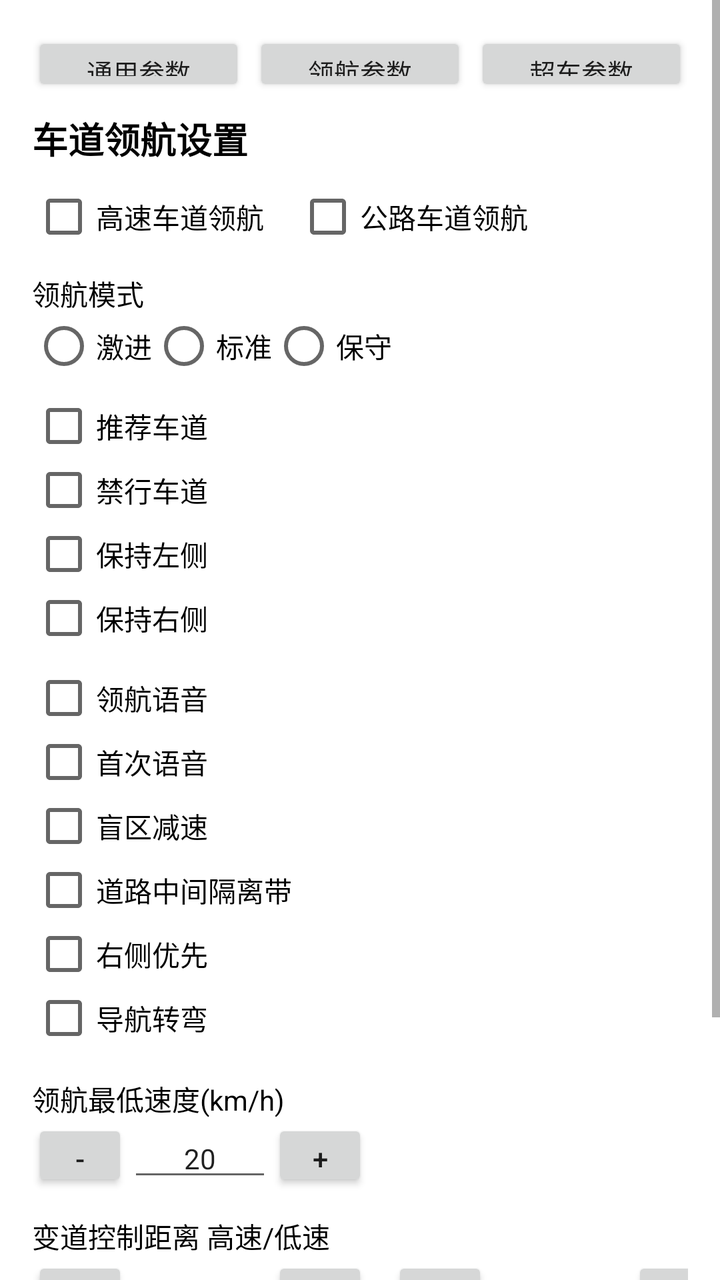
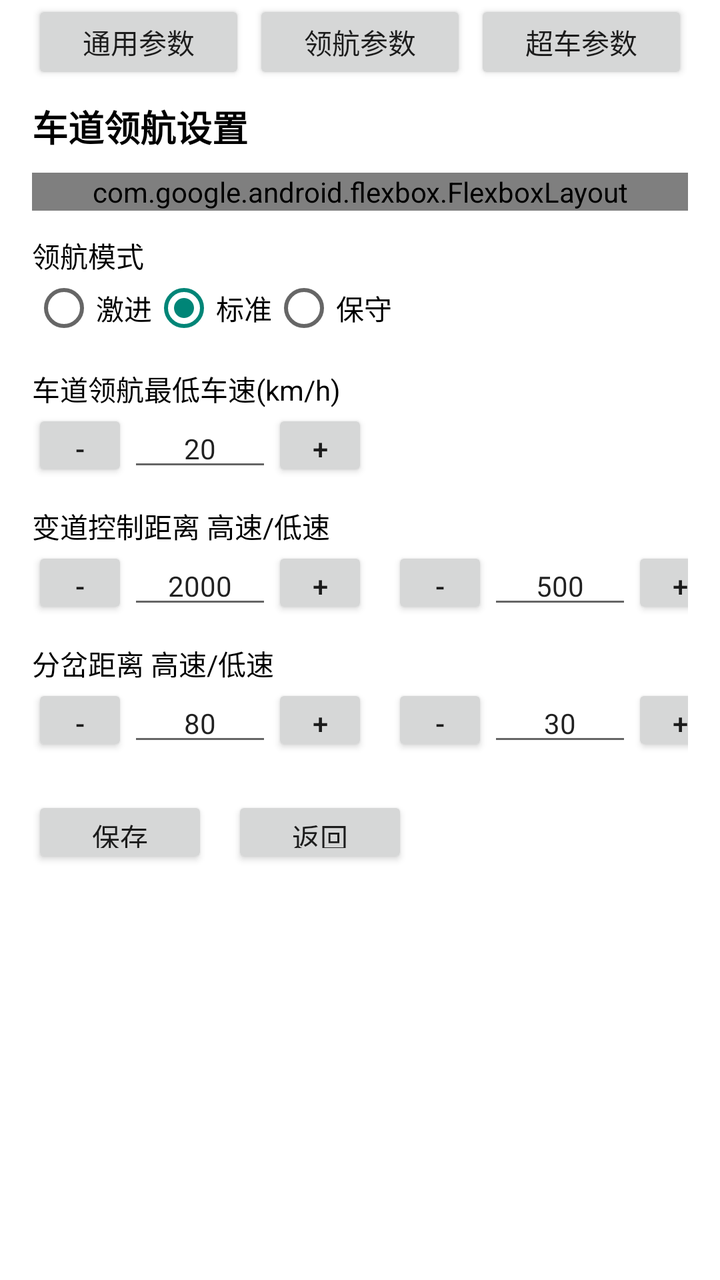

Screens rendered from an Android XML layout before and after an edit, with the pre-edit source and the edit as a unified diff.
<!-- AndroidManifest.xml: activity theme Theme.AppCompat.Light.NoActionBar -->
<!-- res/layout/activity_nav_setting.xml -->
<?xml version="1.0" encoding="utf-8"?>
<ScrollView xmlns:android="http://schemas.android.com/apk/res/android"
    android:layout_width="match_parent"
    android:layout_height="match_parent"
    android:background="#FFFFFF">

    <LinearLayout
        android:layout_width="match_parent"
        android:layout_height="wrap_content"
        android:orientation="vertical"
        android:padding="16dp">

        
        <LinearLayout
            android:layout_width="match_parent"
            android:layout_height="wrap_content"
            android:orientation="horizontal"
            android:layout_marginBottom="8dp">

            <Button
                android:id="@+id/btnGotoGeneral"
                android:layout_width="0dp"
                android:layout_height="32dp"
                android:layout_weight="1"
                android:minHeight="0dp"
                android:minWidth="0dp"
                android:text="通用参数"
                android:textSize="13sp" />

            <Button
                android:id="@+id/btnGotoNav"
                android:layout_width="0dp"
                android:layout_height="32dp"
                android:layout_weight="1"
                android:layout_marginStart="4dp"
                android:minHeight="0dp"
                android:minWidth="0dp"
                android:text="领航参数"
                android:textSize="13sp" />

            <Button
                android:id="@+id/btnGotoOvertake"
                android:layout_width="0dp"
                android:layout_height="32dp"
                android:layout_weight="1"
                android:layout_marginStart="4dp"
                android:minHeight="0dp"
                android:minWidth="0dp"
                android:text="超车参数"
                android:textSize="13sp" />
        </LinearLayout>

        <TextView
            android:layout_width="wrap_content"
            android:layout_height="wrap_content"
            android:text="车道领航设置"
            android:textSize="18sp"
            android:textStyle="bold"
            android:textColor="#000000" />

        <LinearLayout
            android:layout_width="match_parent"
            android:layout_height="wrap_content"
            android:layout_marginTop="10dp"
            android:orientation="horizontal">

            <CheckBox
                android:id="@+id/cbNavSettingAppNavi"
                android:layout_width="wrap_content"
                android:layout_height="wrap_content"
                android:text="高速车道领航"
                android:textSize="14sp"
                android:textColor="#000000"
                android:padding="0dp" />

            <CheckBox
                android:id="@+id/cbNavSettingAppRoadNavi"
                android:layout_width="wrap_content"
                android:layout_height="wrap_content"
                android:layout_marginStart="16dp"
                android:text="公路车道领航"
                android:textSize="14sp"
                android:textColor="#000000"
                android:padding="0dp" />
        </LinearLayout>

        <TextView
            android:layout_width="wrap_content"
            android:layout_height="wrap_content"
            android:layout_marginTop="12dp"
            android:text="领航模式"
            android:textSize="14sp"
            android:textColor="#000000" />

        <RadioGroup
            android:id="@+id/rgNavSettingMode"
            android:layout_width="match_parent"
            android:layout_height="wrap_content"
            android:orientation="horizontal">

            <RadioButton
                android:id="@+id/rbNavSettingFastMode"
                android:layout_width="wrap_content"
                android:layout_height="wrap_content"
                android:text="激进"
                android:textSize="14sp"
                android:textColor="#000000" />

            <RadioButton
                android:id="@+id/rbNavSettingNormalMode"
                android:layout_width="wrap_content"
                android:layout_height="wrap_content"
                android:text="标准"
                android:textSize="14sp"
                android:textColor="#000000" />

            <RadioButton
                android:id="@+id/rbNavSettingSlowMode"
                android:layout_width="wrap_content"
                android:layout_height="wrap_content"
                android:text="保守"
                android:textSize="14sp"
                android:textColor="#000000" />
        </RadioGroup>

        <CheckBox
            android:id="@+id/cbNavSettingSuggestLane"
            android:layout_width="wrap_content"
            android:layout_height="wrap_content"
            android:layout_marginTop="8dp"
            android:text="推荐车道"
            android:textSize="14sp"
            android:textColor="#000000"
            android:padding="0dp" />

        <CheckBox
            android:id="@+id/cbNavSettingDisLane"
            android:layout_width="wrap_content"
            android:layout_height="wrap_content"
            android:text="禁行车道"
            android:textSize="14sp"
            android:textColor="#000000"
            android:padding="0dp" />

        <CheckBox
            android:id="@+id/cbNavSettingKeepLeft"
            android:layout_width="wrap_content"
            android:layout_height="wrap_content"
            android:text="保持左侧"
            android:textSize="14sp"
            android:textColor="#000000"
            android:padding="0dp" />

        <CheckBox
            android:id="@+id/cbNavSettingKeepRight"
            android:layout_width="wrap_content"
            android:layout_height="wrap_content"
            android:text="保持右侧"
            android:textSize="14sp"
            android:textColor="#000000"
            android:padding="0dp" />

        <CheckBox
            android:id="@+id/cbNavSettingSpeak"
            android:layout_width="wrap_content"
            android:layout_height="wrap_content"
            android:layout_marginTop="8dp"
            android:text="领航语音"
            android:textSize="14sp"
            android:textColor="#000000"
            android:padding="0dp" />

        <CheckBox
            android:id="@+id/cbNavSettingSpeakFirst"
            android:layout_width="wrap_content"
            android:layout_height="wrap_content"
            android:text="首次语音"
            android:textSize="14sp"
            android:textColor="#000000"
            android:padding="0dp" />

        <CheckBox
            android:id="@+id/cbNavSettingBlindDecSpeed"
            android:layout_width="wrap_content"
            android:layout_height="wrap_content"
            android:text="盲区减速"
            android:textSize="14sp"
            android:textColor="#000000"
            android:padding="0dp" />

        <CheckBox
            android:id="@+id/cbNavSettingRoadMedian"
            android:layout_width="wrap_content"
            android:layout_height="wrap_content"
            android:text="道路中间隔离带"
            android:textSize="14sp"
            android:textColor="#000000"
            android:padding="0dp" />

        <CheckBox
            android:id="@+id/cbNavSettingRightFirst"
            android:layout_width="wrap_content"
            android:layout_height="wrap_content"
            android:text="右侧优先"
            android:textSize="14sp"
            android:textColor="#000000"
            android:padding="0dp" />

        <CheckBox
            android:id="@+id/cbNavSettingNavTurn"
            android:layout_width="wrap_content"
            android:layout_height="wrap_content"
            android:text="导航转弯"
            android:textSize="14sp"
            android:textColor="#000000"
            android:padding="0dp" />

        <TextView
            android:layout_width="wrap_content"
            android:layout_height="wrap_content"
            android:layout_marginTop="14dp"
            android:text="领航最低速度(km/h)"
            android:textSize="14sp"
            android:textColor="#000000" />

        <LinearLayout
            android:layout_width="wrap_content"
            android:layout_height="wrap_content"
            android:orientation="horizontal">

            <Button
                android:id="@+id/btnMinusNaviMinSpeed"
                android:layout_width="48dp"
                android:layout_height="36dp"
                android:text="-"
                android:textSize="14sp" />

            <EditText
                android:id="@+id/etNavNaviMinSpeed"
                android:layout_width="72dp"
                android:layout_height="36dp"
                android:inputType="number"
                android:gravity="center"
                android:text="20"
                android:textSize="14sp" />

            <Button
                android:id="@+id/btnPlusNaviMinSpeed"
                android:layout_width="48dp"
                android:layout_height="36dp"
                android:text="+"
                android:textSize="14sp" />
        </LinearLayout>

        <TextView
            android:layout_width="wrap_content"
            android:layout_height="wrap_content"
            android:layout_marginTop="12dp"
            android:text="变道控制距离 高速/低速"
            android:textSize="14sp"
            android:textColor="#000000" />

        <LinearLayout
            android:layout_width="wrap_content"
            android:layout_height="wrap_content"
            android:orientation="horizontal">

            <Button
                android:id="@+id/btnMinusAtcDistH"
                android:layout_width="48dp"
                android:layout_height="36dp"
                android:text="-"
                android:textSize="14sp" />

            <EditText
                android:id="@+id/etNavAtcDistH"
                android:layout_width="72dp"
                android:layout_height="36dp"
                android:inputType="number"
                android:gravity="center"
                android:text="200"
                android:textSize="14sp" />

            <Button
                android:id="@+id/btnPlusAtcDistH"
                android:layout_width="48dp"
                android:layout_height="36dp"
                android:text="+"
                android:textSize="14sp" />

            <Button
                android:id="@+id/btnMinusAtcDistL"
                android:layout_width="48dp"
                android:layout_height="36dp"
                android:layout_marginStart="12dp"
                android:text="-"
                android:textSize="14sp" />

            <EditText
                android:id="@+id/etNavAtcDistL"
                android:layout_width="72dp"
                android:layout_height="36dp"
                android:inputType="number"
                android:gravity="center"
                android:text="50"
                android:textSize="14sp" />

            <Button
                android:id="@+id/btnPlusAtcDistL"
                android:layout_width="48dp"
                android:layout_height="36dp"
                android:text="+"
                android:textSize="14sp" />
        </LinearLayout>

        <TextView
            android:layout_width="wrap_content"
            android:layout_height="wrap_content"
            android:layout_marginTop="12dp"
            android:text="分岔距离 高速/低速"
            android:textSize="14sp"
            android:textColor="#000000" />

        <LinearLayout
            android:layout_width="wrap_content"
            android:layout_height="wrap_content"
            android:orientation="horizontal">

            <Button
                android:id="@+id/btnMinusForkDistH"
                android:layout_width="48dp"
                android:layout_height="36dp"
                android:text="-"
                android:textSize="14sp" />

            <EditText
                android:id="@+id/etNavForkDistH"
                android:layout_width="72dp"
                android:layout_height="36dp"
                android:inputType="number"
                android:gravity="center"
                android:text="80"
                android:textSize="14sp" />

            <Button
                android:id="@+id/btnPlusForkDistH"
                android:layout_width="48dp"
                android:layout_height="36dp"
                android:text="+"
                android:textSize="14sp" />

            <Button
                android:id="@+id/btnMinusForkDistL"
                android:layout_width="48dp"
                android:layout_height="36dp"
                android:layout_marginStart="12dp"
                android:text="-"
                android:textSize="14sp" />

            <EditText
                android:id="@+id/etNavForkDistL"
                android:layout_width="72dp"
                android:layout_height="36dp"
                android:inputType="number"
                android:gravity="center"
                android:text="30"
                android:textSize="14sp" />

            <Button
                android:id="@+id/btnPlusForkDistL"
                android:layout_width="48dp"
                android:layout_height="36dp"
                android:text="+"
                android:textSize="14sp" />
        </LinearLayout>

        <LinearLayout
            android:layout_width="match_parent"
            android:layout_height="wrap_content"
            android:layout_marginTop="20dp"
            android:orientation="horizontal">

            <Button
                android:id="@+id/btnSaveNavSetting"
                android:layout_width="wrap_content"
                android:layout_height="36dp"
                android:text="保存"
                android:textSize="14sp" />

            <Button
                android:id="@+id/btnCancelNavSetting"
                android:layout_width="wrap_content"
                android:layout_height="36dp"
                android:layout_marginStart="12dp"
                android:text="返回"
                android:textSize="14sp" />
        </LinearLayout>

    </LinearLayout>
</ScrollView>
<!-- resources referenced by this layout -->
<resources>

</resources>

<!-- the commit's change to res/layout/activity_nav_setting.xml (unified diff, before → after) -->
@@ -1,14 +1,19 @@
 <?xml version="1.0" encoding="utf-8"?>
 <ScrollView xmlns:android="http://schemas.android.com/apk/res/android"
+    xmlns:app="http://schemas.android.com/apk/res-auto"
+    android:id="@+id/navSettingScrollView"
     android:layout_width="match_parent"
     android:layout_height="match_parent"
     android:background="#FFFFFF">
 
     <LinearLayout
+        android:id="@+id/navSettingContent"
         android:layout_width="match_parent"
         android:layout_height="wrap_content"
         android:orientation="vertical"
-        android:padding="16dp">
+        android:paddingStart="16dp"
+        android:paddingEnd="16dp"
+        android:paddingBottom="16dp">
 
         
         <LinearLayout
@@ -20,34 +25,40 @@
             <Button
                 android:id="@+id/btnGotoGeneral"
                 android:layout_width="0dp"
-                android:layout_height="32dp"
+                android:layout_height="wrap_content"
                 android:layout_weight="1"
-                android:minHeight="0dp"
+                android:minHeight="42dp"
                 android:minWidth="0dp"
+                android:paddingTop="6dp"
+                android:paddingBottom="6dp"
                 android:text="通用参数"
-                android:textSize="13sp" />
+                android:textSize="14sp" />
 
             <Button
                 android:id="@+id/btnGotoNav"
                 android:layout_width="0dp"
-                android:layout_height="32dp"
+                android:layout_height="wrap_content"
                 android:layout_weight="1"
                 android:layout_marginStart="4dp"
-                android:minHeight="0dp"
+                android:minHeight="42dp"
                 android:minWidth="0dp"
+                android:paddingTop="6dp"
+                android:paddingBottom="6dp"
                 android:text="领航参数"
-                android:textSize="13sp" />
+                android:textSize="14sp" />
 
             <Button
                 android:id="@+id/btnGotoOvertake"
                 android:layout_width="0dp"
-                android:layout_height="32dp"
+                android:layout_height="wrap_content"
                 android:layout_weight="1"
                 android:layout_marginStart="4dp"
-                android:minHeight="0dp"
+                android:minHeight="42dp"
                 android:minWidth="0dp"
+                android:paddingTop="6dp"
+                android:paddingBottom="6dp"
                 android:text="超车参数"
-                android:textSize="13sp" />
+                android:textSize="14sp" />
         </LinearLayout>
 
         <TextView
@@ -58,17 +69,19 @@
             android:textStyle="bold"
             android:textColor="#000000" />
 
-        <LinearLayout
+        
+        <com.google.android.flexbox.FlexboxLayout
             android:layout_width="match_parent"
             android:layout_height="wrap_content"
             android:layout_marginTop="10dp"
-            android:orientation="horizontal">
+            app:flexDirection="row"
+            app:flexWrap="wrap">
 
             <CheckBox
                 android:id="@+id/cbNavSettingAppNavi"
                 android:layout_width="wrap_content"
                 android:layout_height="wrap_content"
-                android:text="高速车道领航"
+                android:text="车道领航(高速)"
                 android:textSize="14sp"
                 android:textColor="#000000"
                 android:padding="0dp" />
@@ -78,11 +91,132 @@
                 android:layout_width="wrap_content"
                 android:layout_height="wrap_content"
                 android:layout_marginStart="16dp"
-                android:text="公路车道领航"
-                android:textSize="14sp"
-                android:textColor="#000000"
-                android:padding="0dp" />
-        </LinearLayout>
+                android:text="车道领航(公路)"
+                android:textSize="14sp"
+                android:textColor="#000000"
+                android:padding="0dp" />
+
+            <CheckBox
+                android:id="@+id/cbNavSettingSuggestLane"
+                android:layout_width="wrap_content"
+                android:layout_height="wrap_content"
+                android:layout_marginStart="16dp"
+                android:text="走推荐车道"
+                android:textSize="14sp"
+                android:textColor="#000000"
+                android:padding="0dp" />
+
+            <CheckBox
+                android:id="@+id/cbNavSettingDisLane"
+                android:layout_width="wrap_content"
+                android:layout_height="wrap_content"
+                android:layout_marginStart="16dp"
+                android:text="避开禁行车道"
+                android:textSize="14sp"
+                android:textColor="#000000"
+                android:padding="0dp" />
+
+            <CheckBox
+                android:id="@+id/cbNavSettingKeepLeft"
+                android:layout_width="wrap_content"
+                android:layout_height="wrap_content"
+                android:layout_marginStart="16dp"
+                android:text="提前靠左"
+                android:textSize="14sp"
+                android:textColor="#000000"
+                android:padding="0dp" />
+
+            <CheckBox
+                android:id="@+id/cbNavSettingKeepRight"
+                android:layout_width="wrap_content"
+                android:layout_height="wrap_content"
+                android:layout_marginStart="16dp"
+                android:text="提前靠右"
+                android:textSize="14sp"
+                android:textColor="#000000"
+                android:padding="0dp" />
+
+            <CheckBox
+                android:id="@+id/cbNavSettingVisionKeepRight"
+                android:layout_width="wrap_content"
+                android:layout_height="wrap_content"
+                android:layout_marginStart="16dp"
+                android:text="纯视觉提前靠右"
+                android:textSize="14sp"
+                android:textColor="#000000"
+                android:padding="0dp" />
+
+            <CheckBox
+                android:id="@+id/cbNavSettingSpeak"
+                android:layout_width="wrap_content"
+                android:layout_height="wrap_content"
+                android:layout_marginStart="16dp"
+                android:text="领航播报"
+                android:textSize="14sp"
+                android:textColor="#000000"
+                android:padding="0dp" />
+
+            <CheckBox
+                android:id="@+id/cbNavSettingSpeakFirst"
+                android:layout_width="wrap_content"
+                android:layout_height="wrap_content"
+                android:layout_marginStart="16dp"
+                android:text="先播报后变道"
+                android:textSize="14sp"
+                android:textColor="#000000"
+                android:padding="0dp" />
+
+            <CheckBox
+                android:id="@+id/cbNavSettingBlindDecSpeed"
+                android:layout_width="wrap_content"
+                android:layout_height="wrap_content"
+                android:layout_marginStart="16dp"
+                android:text="盲区有车时减速"
+                android:textSize="14sp"
+                android:textColor="#000000"
+                android:padding="0dp" />
+
+            <CheckBox
+                android:id="@+id/cbNavSettingRoadMedian"
+                android:layout_width="wrap_content"
+                android:layout_height="wrap_content"
+                android:layout_marginStart="16dp"
+                android:text="有隔离带(公路)"
+                android:textSize="14sp"
+                android:textColor="#000000"
+                android:padding="0dp" />
+
+            <CheckBox
+                android:id="@+id/cbNavSettingRightFirst"
+                android:layout_width="wrap_content"
+                android:layout_height="wrap_content"
+                android:layout_marginStart="16dp"
+                android:text="优先从右计算车道(公路)"
+                android:textSize="14sp"
+                android:textColor="#000000"
+                android:padding="0dp" />
+
+            <CheckBox
+                android:id="@+id/cbNavSettingNavTurn"
+                android:layout_width="wrap_content"
+                android:layout_height="wrap_content"
+                android:layout_marginStart="16dp"
+                android:text="领航转弯"
+                android:textSize="14sp"
+                android:textColor="#000000"
+                android:padding="0dp" />
+
+            <CheckBox
+                android:id="@+id/cbNavSettingLaneProb"
+                android:layout_width="wrap_content"
+                android:layout_height="wrap_content"
+                android:layout_marginStart="16dp"
+                android:text="使用车道置信度"
+                android:textSize="14sp"
+                android:textColor="#000000"
+                android:padding="0dp" />
+
+        </com.google.android.flexbox.FlexboxLayout>
 
         <TextView
             android:layout_width="wrap_content"
@@ -112,7 +246,8 @@
                 android:layout_height="wrap_content"
                 android:text="标准"
                 android:textSize="14sp"
-                android:textColor="#000000" />
+                android:textColor="#000000"
+                android:checked="true" />
 
             <RadioButton
                 android:id="@+id/rbNavSettingSlowMode"
@@ -123,103 +258,11 @@
                 android:textColor="#000000" />
         </RadioGroup>
 
-        <CheckBox
-            android:id="@+id/cbNavSettingSuggestLane"
-            android:layout_width="wrap_content"
-            android:layout_height="wrap_content"
-            android:layout_marginTop="8dp"
-            android:text="推荐车道"
-            android:textSize="14sp"
-            android:textColor="#000000"
-            android:padding="0dp" />
-
-        <CheckBox
-            android:id="@+id/cbNavSettingDisLane"
-            android:layout_width="wrap_content"
-            android:layout_height="wrap_content"
-            android:text="禁行车道"
-            android:textSize="14sp"
-            android:textColor="#000000"
-            android:padding="0dp" />
-
-        <CheckBox
-            android:id="@+id/cbNavSettingKeepLeft"
-            android:layout_width="wrap_content"
-            android:layout_height="wrap_content"
-            android:text="保持左侧"
-            android:textSize="14sp"
-            android:textColor="#000000"
-            android:padding="0dp" />
-
-        <CheckBox
-            android:id="@+id/cbNavSettingKeepRight"
-            android:layout_width="wrap_content"
-            android:layout_height="wrap_content"
-            android:text="保持右侧"
-            android:textSize="14sp"
-            android:textColor="#000000"
-            android:padding="0dp" />
-
-        <CheckBox
-            android:id="@+id/cbNavSettingSpeak"
-            android:layout_width="wrap_content"
-            android:layout_height="wrap_content"
-            android:layout_marginTop="8dp"
-            android:text="领航语音"
-            android:textSize="14sp"
-            android:textColor="#000000"
-            android:padding="0dp" />
-
-        <CheckBox
-            android:id="@+id/cbNavSettingSpeakFirst"
-            android:layout_width="wrap_content"
-            android:layout_height="wrap_content"
-            android:text="首次语音"
-            android:textSize="14sp"
-            android:textColor="#000000"
-            android:padding="0dp" />
-
-        <CheckBox
-            android:id="@+id/cbNavSettingBlindDecSpeed"
-            android:layout_width="wrap_content"
-            android:layout_height="wrap_content"
-            android:text="盲区减速"
-            android:textSize="14sp"
-            android:textColor="#000000"
-            android:padding="0dp" />
-
-        <CheckBox
-            android:id="@+id/cbNavSettingRoadMedian"
-            android:layout_width="wrap_content"
-            android:layout_height="wrap_content"
-            android:text="道路中间隔离带"
-            android:textSize="14sp"
-            android:textColor="#000000"
-            android:padding="0dp" />
-
-        <CheckBox
-            android:id="@+id/cbNavSettingRightFirst"
-            android:layout_width="wrap_content"
-            android:layout_height="wrap_content"
-            android:text="右侧优先"
-            android:textSize="14sp"
-            android:textColor="#000000"
-            android:padding="0dp" />
-
-        <CheckBox
-            android:id="@+id/cbNavSettingNavTurn"
-            android:layout_width="wrap_content"
-            android:layout_height="wrap_content"
-            android:text="导航转弯"
-            android:textSize="14sp"
-            android:textColor="#000000"
-            android:padding="0dp" />
-
         <TextView
             android:layout_width="wrap_content"
             android:layout_height="wrap_content"
             android:layout_marginTop="14dp"
-            android:text="领航最低速度(km/h)"
+            android:text="车道领航最低车速(km/h)"
             android:textSize="14sp"
             android:textColor="#000000" />
 
@@ -278,7 +321,7 @@
                 android:layout_height="36dp"
                 android:inputType="number"
                 android:gravity="center"
-                android:text="200"
+                android:text="2000"
                 android:textSize="14sp" />
 
             <Button
@@ -302,7 +345,7 @@
                 android:layout_height="36dp"
                 android:inputType="number"
                 android:gravity="center"
-                android:text="50"
+                android:text="500"
                 android:textSize="14sp" />
 
             <Button
